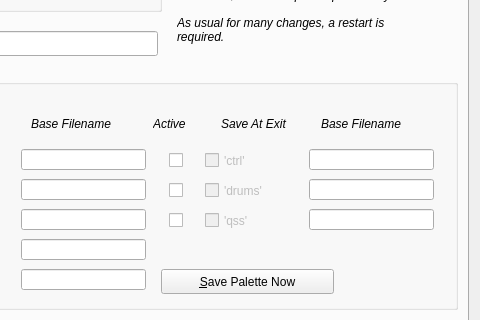
First picture: the form in seq_qt5/forms/qseditoptions.ui, repository ahlstromcj/seq66, before the edit; both pictures show x 160 to 640 and y 178 to 498 of the 640 by 674 pixel window.
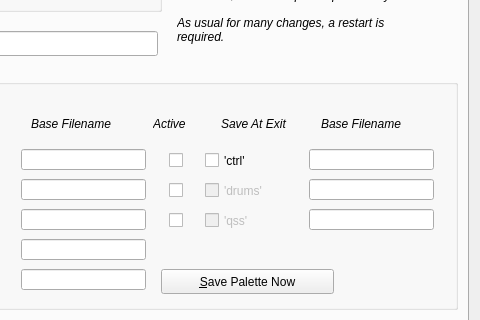
Second picture: the form after the edit. The open tabs and pages were chosen to show the change.

Commit message: Fixed UI for setting MIDI I/O control ports.

What changed in the file:
```diff
--- a/seq_qt5/forms/qseditoptions.ui
+++ b/seq_qt5/forms/qseditoptions.ui
@@ -1717,7 +1717,7 @@
        </widget>
        <widget class="QCheckBox" name="checkBoxSaveCtrl">
         <property name="enabled">
-         <bool>false</bool>
+         <bool>true</bool>
         </property>
         <property name="geometry">
          <rect>
```
Left out of the diff: 2 changed lines with no effect on the pictures. The commit also changes 1 other file.
